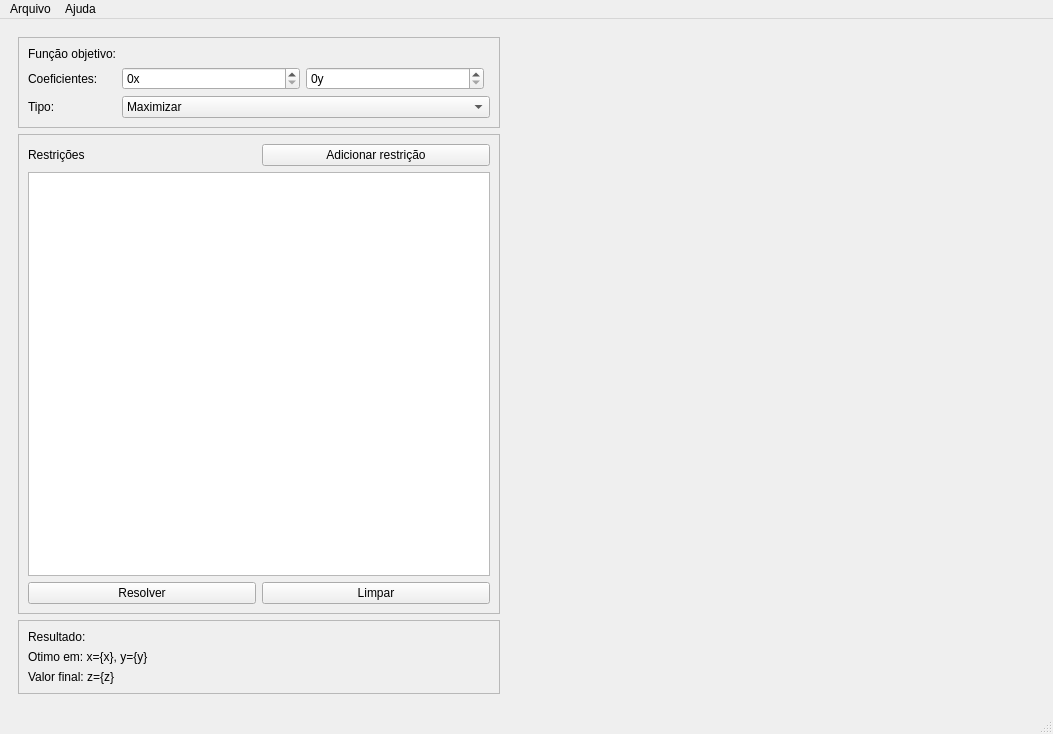
Before: the Qt Designer form ui/main.ui in DaveK20/PESQOP, drawn with Qt 5.
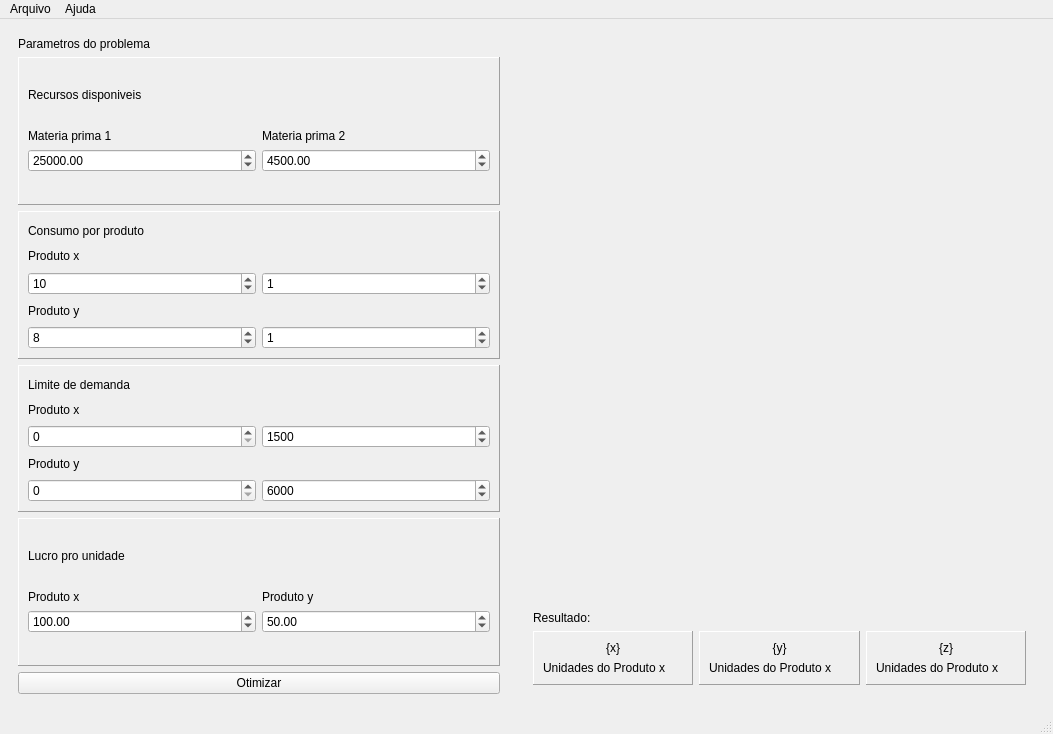
After: the same form once the commit is applied.

Diff of the .ui file:
```diff
--- a/ui/main.ui
+++ b/ui/main.ui
@@ -30,131 +30,342 @@
       </property>
       <layout class="QVBoxLayout" name="verticalLayout_2">
        <item>
-        <widget class="QFrame" name="frame">
-         <property name="maximumSize">
-          <size>
-           <width>16777215</width>
-           <height>16777215</height>
-          </size>
+        <widget class="QLabel" name="label">
+         <property name="sizePolicy">
+          <sizepolicy hsizetype="Preferred" vsizetype="Fixed">
+           <horstretch>0</horstretch>
+           <verstretch>0</verstretch>
+          </sizepolicy>
          </property>
-         <property name="frameShape">
-          <enum>QFrame::StyledPanel</enum>
+         <property name="text">
+          <string>Parametros do problema</string>
          </property>
-         <property name="frameShadow">
-          <enum>QFrame::Raised</enum>
-         </property>
-         <layout class="QGridLayout" name="gridLayout">
-          <item row="3" column="1" colspan="3">
-           <widget class="QComboBox" name="comboBox">
-            <item>
-             <property name="text">
-              <string>Maximizar</string>
-             </property>
-            </item>
-            <item>
-             <property name="text">
-              <string>Minimizar</string>
-             </property>
-            </item>
-           </widget>
-          </item>
-          <item row="2" column="2">
-           <widget class="QSpinBox" name="spinBox_2">
-            <property name="sizePolicy">
-             <sizepolicy hsizetype="Expanding" vsizetype="Fixed">
-              <horstretch>0</horstretch>
-              <verstretch>0</verstretch>
-             </sizepolicy>
-            </property>
-            <property name="suffix">
-             <string>y</string>
-            </property>
-           </widget>
-          </item>
-          <item row="3" column="0">
-           <widget class="QLabel" name="label_2">
-            <property name="text">
-             <string>Tipo: </string>
-            </property>
-           </widget>
-          </item>
-          <item row="2" column="1">
-           <widget class="QSpinBox" name="spinBox">
-            <property name="sizePolicy">
-             <sizepolicy hsizetype="Expanding" vsizetype="Fixed">
-              <horstretch>0</horstretch>
-              <verstretch>0</verstretch>
-             </sizepolicy>
-            </property>
-            <property name="suffix">
-             <string>x</string>
-            </property>
-           </widget>
-          </item>
-          <item row="0" column="0">
-           <widget class="QLabel" name="label">
-            <property name="text">
-             <string>Função objetivo:</string>
-            </property>
-           </widget>
-          </item>
-          <item row="2" column="0">
-           <widget class="QLabel" name="label_7">
-            <property name="text">
-             <string>Coeficientes:</string>
-            </property>
-           </widget>
-          </item>
-         </layout>
         </widget>
        </item>
        <item>
         <widget class="QFrame" name="frame_2">
          <property name="frameShape">
-          <enum>QFrame::StyledPanel</enum>
+          <enum>QFrame::Panel</enum>
          </property>
          <property name="frameShadow">
           <enum>QFrame::Raised</enum>
          </property>
-         <layout class="QGridLayout" name="gridLayout_2">
-          <item row="0" column="0">
-           <widget class="QLabel" name="label_3">
+         <layout class="QVBoxLayout" name="verticalLayout_4">
+          <item>
+           <widget class="QLabel" name="label_2">
+            <property name="sizePolicy">
+             <sizepolicy hsizetype="Preferred" vsizetype="Fixed">
+              <horstretch>0</horstretch>
+              <verstretch>0</verstretch>
+             </sizepolicy>
+            </property>
             <property name="text">
-             <string>Restrições</string>
+             <string>Recursos disponiveis</string>
             </property>
            </widget>
           </item>
-          <item row="2" column="1">
-           <widget class="QPushButton" name="pushButton_3">
+          <item>
+           <layout class="QGridLayout" name="gridLayout">
+            <item row="0" column="1">
+             <widget class="QLabel" name="label_7">
+              <property name="sizePolicy">
+               <sizepolicy hsizetype="Preferred" vsizetype="Fixed">
+                <horstretch>0</horstretch>
+                <verstretch>0</verstretch>
+               </sizepolicy>
+              </property>
+              <property name="text">
+               <string>Materia prima 2</string>
+              </property>
+             </widget>
+            </item>
+            <item row="1" column="0">
+             <widget class="QDoubleSpinBox" name="materia_1">
+              <property name="maximum">
+               <double>99999.990000000005239</double>
+              </property>
+              <property name="value">
+               <double>25000.000000000000000</double>
+              </property>
+             </widget>
+            </item>
+            <item row="1" column="1">
+             <widget class="QDoubleSpinBox" name="materia_2">
+              <property name="maximum">
+               <double>99999.990000000005239</double>
+              </property>
+              <property name="value">
+               <double>4500.000000000000000</double>
+              </property>
+             </widget>
+            </item>
+            <item row="0" column="0">
+             <widget class="QLabel" name="label_3">
+              <property name="sizePolicy">
+               <sizepolicy hsizetype="Preferred" vsizetype="Fixed">
+                <horstretch>0</horstretch>
+                <verstretch>0</verstretch>
+               </sizepolicy>
+              </property>
+              <property name="text">
+               <string>Materia prima 1</string>
+              </property>
+             </widget>
+            </item>
+           </layout>
+          </item>
+         </layout>
+        </widget>
+       </item>
+       <item>
+        <widget class="QFrame" name="frame">
+         <property name="frameShape">
+          <enum>QFrame::Panel</enum>
+         </property>
+         <property name="frameShadow">
+          <enum>QFrame::Raised</enum>
+         </property>
+         <layout class="QVBoxLayout" name="verticalLayout_3">
+          <item>
+           <widget class="QLabel" name="label_8">
             <property name="text">
-             <string>Limpar</string>
+             <string>Consumo por produto</string>
             </property>
            </widget>
           </item>
-          <item row="2" column="0">
-           <widget class="QPushButton" name="pushButton_2">
+          <item>
+           <widget class="QLabel" name="label_9">
             <property name="text">
-             <string>Resolver</string>
+             <string>Produto x</string>
             </property>
            </widget>
           </item>
-          <item row="0" column="1">
-           <widget class="QPushButton" name="pushButton">
+          <item>
+           <layout class="QHBoxLayout" name="horizontalLayout_2">
+            <item>
+             <widget class="QSpinBox" name="consumo_1_x">
+              <property name="maximum">
+               <number>99999</number>
+              </property>
+              <property name="value">
+               <number>10</number>
+              </property>
+             </widget>
+            </item>
+            <item>
+             <widget class="QSpinBox" name="consumo_2_x">
+              <property name="maximum">
+               <number>99999</number>
+              </property>
+              <property name="value">
+               <number>1</number>
+              </property>
+             </widget>
+            </item>
+           </layout>
+          </item>
+          <item>
+           <widget class="QLabel" name="label_10">
             <property name="text">
-             <string>Adicionar restrição</string>
+             <string>Produto y</string>
             </property>
            </widget>
           </item>
-          <item row="1" column="0" colspan="2">
-           <widget class="QListWidget" name="listWidget"/>
+          <item>
+           <layout class="QHBoxLayout" name="horizontalLayout_3">
+            <item>
+             <widget class="QSpinBox" name="consumo_1_y">
+              <property name="maximum">
+               <number>99999</number>
+              </property>
+              <property name="value">
+               <number>8</number>
+              </property>
+             </widget>
+            </item>
+            <item>
+             <widget class="QSpinBox" name="consumo_2_y">
+              <property name="maximum">
+               <number>99999</number>
+              </property>
+              <property name="value">
+               <number>1</number>
+              </property>
+             </widget>
+            </item>
+           </layout>
           </item>
          </layout>
         </widget>
+       </item>
+       <item>
+        <widget class="QFrame" name="frame_4">
+         <property name="frameShape">
+          <enum>QFrame::Panel</enum>
+         </property>
+         <property name="frameShadow">
+          <enum>QFrame::Raised</enum>
+         </property>
+         <layout class="QVBoxLayout" name="verticalLayout_5">
+          <item>
+           <widget class="QLabel" name="label_11">
+            <property name="text">
+             <string>Limite de demanda</string>
+            </property>
+           </widget>
+          </item>
+          <item>
+           <widget class="QLabel" name="label_12">
+            <property name="text">
+             <string>Produto x</string>
+            </property>
+           </widget>
+          </item>
+          <item>
+           <layout class="QHBoxLayout" name="horizontalLayout_4">
+            <item>
+             <widget class="QSpinBox" name="demanda_min_x"/>
+            </item>
+            <item>
+             <widget class="QSpinBox" name="demanda_max_x">
+              <property name="maximum">
+               <number>99999</number>
+              </property>
+              <property name="value">
+               <number>1500</number>
+              </property>
+             </widget>
+            </item>
+           </layout>
+          </item>
+          <item>
+           <widget class="QLabel" name="label_13">
+            <property name="text">
+             <string>Produto y</string>
+            </property>
+           </widget>
+          </item>
+          <item>
+           <layout class="QHBoxLayout" name="horizontalLayout_5">
+            <item>
+             <widget class="QSpinBox" name="demanda_min_y"/>
+            </item>
+            <item>
+             <widget class="QSpinBox" name="demanda_max_y">
+              <property name="maximum">
+               <number>99999</number>
+              </property>
+              <property name="value">
+               <number>6000</number>
+              </property>
+             </widget>
+            </item>
+           </layout>
+          </item>
+         </layout>
+        </widget>
+       </item>
+       <item>
+        <widget class="QFrame" name="frame_5">
+         <property name="frameShape">
+          <enum>QFrame::Panel</enum>
+         </property>
+         <property name="frameShadow">
+          <enum>QFrame::Raised</enum>
+         </property>
+         <layout class="QVBoxLayout" name="verticalLayout_6">
+          <item>
+           <widget class="QLabel" name="label_14">
+            <property name="sizePolicy">
+             <sizepolicy hsizetype="Preferred" vsizetype="Fixed">
+              <horstretch>0</horstretch>
+              <verstretch>0</verstretch>
+             </sizepolicy>
+            </property>
+            <property name="text">
+             <string>Lucro pro unidade</string>
+            </property>
+           </widget>
+          </item>
+          <item>
+           <layout class="QGridLayout" name="gridLayout_2">
+            <item row="0" column="1">
+             <widget class="QLabel" name="label_15">
+              <property name="sizePolicy">
+               <sizepolicy hsizetype="Preferred" vsizetype="Fixed">
+                <horstretch>0</horstretch>
+                <verstretch>0</verstretch>
+               </sizepolicy>
+              </property>
+              <property name="text">
+               <string>Produto y</string>
+              </property>
+             </widget>
+            </item>
+            <item row="1" column="0">
+             <widget class="QDoubleSpinBox" name="lucro_x">
+              <property name="maximum">
+               <double>99999.990000000005239</double>
+              </property>
+              <property name="value">
+               <double>100.000000000000000</double>
+              </property>
+             </widget>
+            </item>
+            <item row="1" column="1">
+             <widget class="QDoubleSpinBox" name="lucro_y">
+              <property name="maximum">
+               <double>99999.990000000005239</double>
+              </property>
+              <property name="value">
+               <double>50.000000000000000</double>
+              </property>
+             </widget>
+            </item>
+            <item row="0" column="0">
+             <widget class="QLabel" name="label_16">
+              <property name="sizePolicy">
+               <sizepolicy hsizetype="Preferred" vsizetype="Fixed">
+                <horstretch>0</horstretch>
+                <verstretch>0</verstretch>
+               </sizepolicy>
+              </property>
+              <property name="text">
+               <string>Produto x</string>
+              </property>
+             </widget>
+            </item>
+           </layout>
+          </item>
+         </layout>
+        </widget>
+       </item>
+       <item>
+        <widget class="QPushButton" name="solve_btn">
+         <property name="text">
+          <string>Otimizar</string>
+         </property>
+        </widget>
+       </item>
+      </layout>
+     </widget>
+    </item>
+    <item>
+     <widget class="QWidget" name="widget_2" native="true">
+      <layout class="QVBoxLayout" name="verticalLayout_7">
+       <item>
+        <widget class="QWidget" name="widget_3" native="true"/>
        </item>
        <item>
         <widget class="QFrame" name="frame_3">
+         <property name="sizePolicy">
+          <sizepolicy hsizetype="Preferred" vsizetype="Fixed">
+           <horstretch>0</horstretch>
+           <verstretch>0</verstretch>
+          </sizepolicy>
+         </property>
          <property name="frameShape">
-          <enum>QFrame::StyledPanel</enum>
+          <enum>QFrame::NoFrame</enum>
          </property>
          <property name="frameShadow">
           <enum>QFrame::Raised</enum>
@@ -168,18 +379,95 @@
            </widget>
           </item>
           <item>
-           <widget class="QLabel" name="label_5">
-            <property name="text">
-             <string>Otimo em: x={x}, y={y}</string>
-            </property>
-           </widget>
-          </item>
-          <item>
-           <widget class="QLabel" name="label_6">
-            <property name="text">
-             <string>Valor final: z={z}</string>
-            </property>
-           </widget>
+           <layout class="QHBoxLayout" name="horizontalLayout_6">
+            <item>
+             <widget class="QFrame" name="frame_6">
+              <property name="frameShape">
+               <enum>QFrame::Panel</enum>
+              </property>
+              <property name="frameShadow">
+               <enum>QFrame::Raised</enum>
+              </property>
+              <layout class="QVBoxLayout" name="verticalLayout_8">
+               <item>
+                <widget class="QLabel" name="x_value">
+                 <property name="text">
+                  <string>{x}</string>
+                 </property>
+                 <property name="alignment">
+                  <set>Qt::AlignCenter</set>
+                 </property>
+                </widget>
+               </item>
+               <item>
+                <widget class="QLabel" name="label_6">
+                 <property name="text">
+                  <string>Unidades do Produto x</string>
+                 </property>
+                </widget>
+               </item>
+              </layout>
+             </widget>
+            </item>
+            <item>
+             <widget class="QFrame" name="frame_8">
+              <property name="frameShape">
+               <enum>QFrame::Panel</enum>
+              </property>
+              <property name="frameShadow">
+               <enum>QFrame::Raised</enum>
+              </property>
+              <layout class="QVBoxLayout" name="verticalLayout_9">
+               <item>
+                <widget class="QLabel" name="y_value">
+                 <property name="text">
+                  <string>{y}</string>
+                 </property>
+                 <property name="alignment">
+                  <set>Qt::AlignCenter</set>
+                 </property>
+                </widget>
+               </item>
+               <item>
+                <widget class="QLabel" name="label_19">
+                 <property name="text">
+                  <string>Unidades do Produto x</string>
+                 </property>
+                </widget>
+               </item>
+              </layout>
+             </widget>
+            </item>
+            <item>
+             <widget class="QFrame" name="frame_7">
+              <property name="frameShape">
+               <enum>QFrame::Panel</enum>
+              </property>
+              <property name="frameShadow">
+               <enum>QFrame::Raised</enum>
+              </property>
+              <layout class="QVBoxLayout" name="verticalLayout_10">
+               <item>
+                <widget class="QLabel" name="z_value">
+                 <property name="text">
+                  <string>{z}</string>
+                 </property>
+                 <property name="alignment">
+                  <set>Qt::AlignCenter</set>
+                 </property>
+                </widget>
+               </item>
+               <item>
+                <widget class="QLabel" name="label_20">
+                 <property name="text">
+                  <string>Unidades do Produto x</string>
+                 </property>
+                </widget>
+               </item>
+              </layout>
+             </widget>
+            </item>
+           </layout>
           </item>
          </layout>
         </widget>
@@ -187,9 +475,6 @@
       </layout>
      </widget>
     </item>
-    <item>
-     <widget class="QWidget" name="widget_2" native="true"/>
-    </item>
    </layout>
   </widget>
   <widget class="QMenuBar" name="menubar">
```
